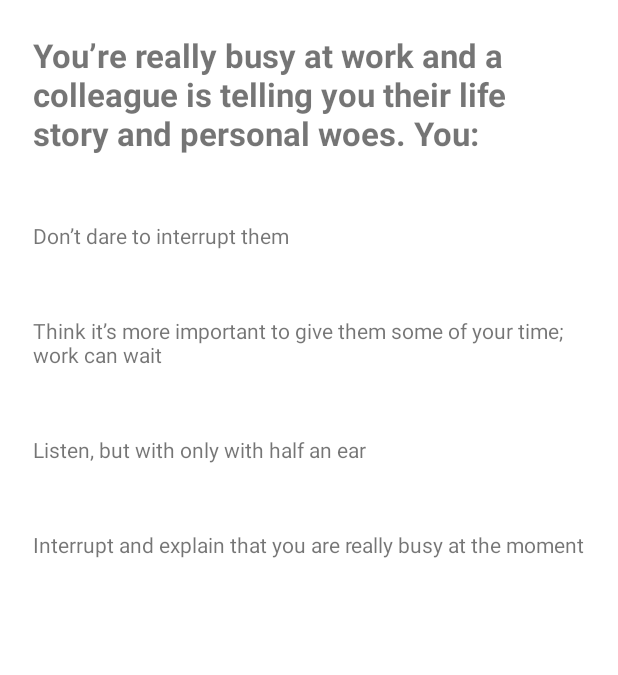
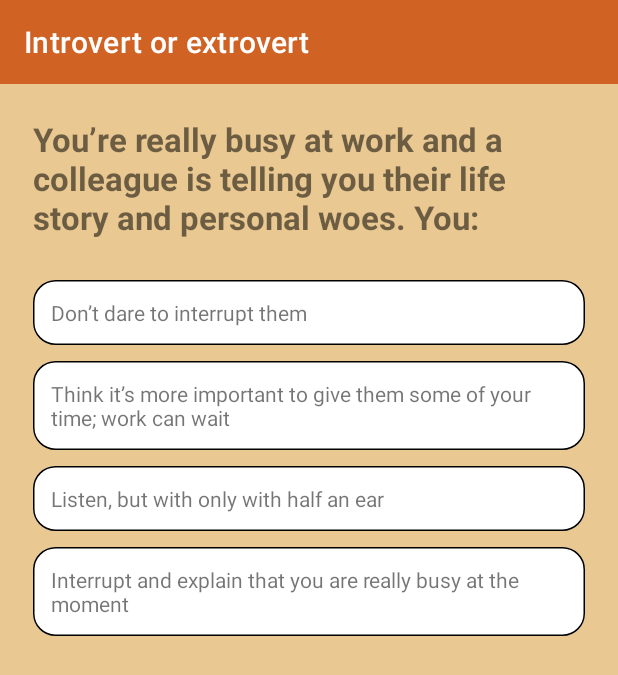
Before and after one commit to razvantmzz/PersonalityTest, an Android app: the screen it shows after launch (MainActivity), after a tap on "Start quiz", on a phone screen of 412 x 824 dp. Shown: the top 675 px of the screen. Run offline under Robolectric (Android 15) with nearby library versions, the phone set to English and light mode, and no system bars.

Commit message:
implemented select answer

```diff
--- a/app/src/main/java/com/razvantmz/personalitytest/models/Answer.kt
+++ b/app/src/main/java/com/razvantmz/personalitytest/models/Answer.kt
@@ -1,7 +1,3 @@
 package com.razvantmz.personalitytest.models
 
-import android.os.Parcelable
-import kotlinx.android.parcel.Parcelize
-
-@Parcelize
-class Answer(val id:Int, val value:String, val isSelected: Boolean = false): Parcelable
+class Answer(val id:Int, val value:String, var isSelected: Boolean = false)
--- a/app/src/main/java/com/razvantmz/personalitytest/models/Question.kt
+++ b/app/src/main/java/com/razvantmz/personalitytest/models/Question.kt
@@ -1,8 +1,3 @@
 package com.razvantmz.personalitytest.models
 
-import android.os.Parcelable
-import kotlinx.android.parcel.Parcelize
-
-@Parcelize
-class Question(val id:Int, val title: String, val answers:List<Answer>): Parcelable {
-}
+class Question(val id:Int, val title: String, val answers:List<Answer>)
--- a/app/src/main/java/com/razvantmz/personalitytest/models/Quiz.kt
+++ b/app/src/main/java/com/razvantmz/personalitytest/models/Quiz.kt
@@ -1,3 +1,3 @@
 package com.razvantmz.personalitytest.models
 
-class Quiz(val id:Int, val questions:List<Question>)
+class Quiz(val id:Int, val title:String, val questions:List<Question>)
--- a/app/src/main/java/com/razvantmz/personalitytest/repository/QuizRepository.kt
+++ b/app/src/main/java/com/razvantmz/personalitytest/repository/QuizRepository.kt
@@ -10,7 +10,7 @@ interface QuizRepository {
 
 class QuizRepositoryImpl : QuizRepository {
     override suspend fun getQuiz(id: Int): Quiz {
-        return Quiz(id, getQuestions())
+        return Quiz(id, "Introvert or extrovert", getQuestions())
     }
 
     private fun getQuestions(): List<Question> {
--- a/app/src/main/java/com/razvantmz/personalitytest/ui/quiz/QuestionFragment.kt
+++ b/app/src/main/java/com/razvantmz/personalitytest/ui/quiz/QuestionFragment.kt
@@ -35,6 +35,7 @@ class QuestionFragment : BaseFragment<FragmentQuestionBinding>() {
     private val listener by lazy {
         object : QuestionAdapterListener {
             override fun onAnswerSelected(item: Answer) {
+                viewModel.selectAnswer(item.id)
             }
         }
     }
--- a/app/src/main/java/com/razvantmz/personalitytest/ui/quiz/QuestionViewHolder.kt
+++ b/app/src/main/java/com/razvantmz/personalitytest/ui/quiz/QuestionViewHolder.kt
@@ -1,9 +1,12 @@
 package com.razvantmz.personalitytest.ui.quiz
 
+import android.content.res.ColorStateList
 import android.graphics.Color
+import android.util.TypedValue
 import android.view.LayoutInflater
 import android.view.ViewGroup
 import androidx.recyclerview.widget.RecyclerView
+import com.google.android.material.shape.MaterialShapeDrawable
 import com.razvantmz.personalitytest.databinding.ItemListQuizAnswerBinding
 import com.razvantmz.personalitytest.models.Answer
 
@@ -12,7 +15,7 @@ interface QuestionViewHolderListener {
 }
 
 class QuestionViewHolder(
-    val binding: ItemListQuizAnswerBinding,
+    private val binding: ItemListQuizAnswerBinding,
     private val listener: QuestionViewHolderListener?
 ) : RecyclerView.ViewHolder(binding.root) {
     var item: Answer? = null
@@ -29,8 +32,18 @@ class QuestionViewHolder(
         this.item = answer
         binding.answer.apply {
             text = answer.value
-            setBackgroundColor(if (answer.isSelected) Color.RED else Color.WHITE)
+            background = getBackground(answer.isSelected)
         }
+    }
+
+    private fun getBackground(isSelected: Boolean): MaterialShapeDrawable {
+        val cornerSize = TypedValue.applyDimension(TypedValue.COMPLEX_UNIT_DIP, 15f, binding.root.context.resources.displayMetrics)
+        val shape = MaterialShapeDrawable()
+        shape.strokeWidth = TypedValue.applyDimension(TypedValue.COMPLEX_UNIT_DIP, 1f, binding.root.context.resources.displayMetrics)
+        shape.strokeColor = ColorStateList.valueOf(Color.BLACK)
+        shape.fillColor = ColorStateList.valueOf((if (isSelected) Color.RED else Color.WHITE))
+        shape.setCornerSize(cornerSize)
+        return shape
     }
 
     companion object {
--- a/app/src/main/java/com/razvantmz/personalitytest/ui/quiz/QuestionViewModel.kt
+++ b/app/src/main/java/com/razvantmz/personalitytest/ui/quiz/QuestionViewModel.kt
@@ -9,7 +9,6 @@ import org.koin.core.qualifier.named
 import org.koin.java.KoinJavaComponent.getKoin
 
 class QuestionViewModel(private val quizId:Int, private val questionId:Int) : ViewModel() {
-
     private val quizData = getKoin().getOrCreateScope(QuizData.scopedId, named(QuizData.scopedName))
         .get<QuizData> { parametersOf(quizId) }
 
@@ -17,4 +16,8 @@ class QuestionViewModel(private val quizId:Int, private val questionId:Int) : Vi
         MutableLiveData<Question>(quizData.getQuestionById(questionId))
     }
     val question: LiveData<Question> = _question
+
+    fun selectAnswer(id: Int) {
+        _question.value = quizData.selectAnswer(questionId, id)
+    }
 }
--- a/app/src/main/java/com/razvantmz/personalitytest/ui/quiz/QuizData.kt
+++ b/app/src/main/java/com/razvantmz/personalitytest/ui/quiz/QuizData.kt
@@ -45,4 +45,12 @@ class QuizData(private val quizId: Int) : KoinComponent, CoroutineScope {
             }
         }
     }
+
+    fun selectAnswer(questionId: Int, answerId: Int): Question? {
+        return getQuestionById(questionId)?.apply {
+            answers.forEach { answer ->
+                answer.isSelected = answer.id == answerId
+            }
+        }
+    }
 }
--- a/app/src/main/java/com/razvantmz/personalitytest/ui/quiz/QuizFragment.kt
+++ b/app/src/main/java/com/razvantmz/personalitytest/ui/quiz/QuizFragment.kt
@@ -25,7 +25,10 @@ class QuizFragment : BaseFragment<FragmentQuizBinding>() {
     override fun setUpObservers() {
         viewModel.quiz.observe(viewLifecycleOwner) {
             val adapter = QuizViewPagerAdapter(requireActivity(), it.id, it.questions)
-            binding?.quizViewPager?.adapter = adapter
+            binding?.apply {
+                quizViewPager.adapter = adapter
+                toolbar.title = it.title
+            }
         }
     }
 }
--- a/app/src/main/res/layout/fragment_question.xml
+++ b/app/src/main/res/layout/fragment_question.xml
@@ -4,6 +4,7 @@
     android:layout_width="match_parent"
     android:layout_height="match_parent"
     xmlns:app="http://schemas.android.com/apk/res-auto"
+    android:background="#E9C891"
     tools:context=".ui.quiz.QuestionFragment">
     <TextView
         android:id="@+id/question_title"
@@ -14,8 +15,7 @@
         android:padding="22dp"
         app:layout_constraintTop_toTopOf="parent"
         app:layout_constraintStart_toStartOf="parent"
-        app:layout_constraintEnd_toEndOf="parent"
-        />
+        app:layout_constraintEnd_toEndOf="parent" />
     <androidx.recyclerview.widget.RecyclerView
         android:id="@+id/questionsRv"
         android:layout_width="0dp"
--- a/app/src/main/res/layout/fragment_quiz.xml
+++ b/app/src/main/res/layout/fragment_quiz.xml
@@ -5,14 +5,22 @@
     android:layout_height="match_parent"
     xmlns:app="http://schemas.android.com/apk/res-auto"
     tools:context=".ui.quiz.QuizFragment">
-
+   <com.google.android.material.appbar.MaterialToolbar
+       android:id="@+id/toolbar"
+       android:layout_width="0dp"
+       android:layout_height="wrap_content"
+       android:background="#D06224"
+       app:titleTextColor="@color/white"
+       app:layout_constraintTop_toTopOf="parent"
+       app:layout_constraintEnd_toEndOf="parent"
+       app:layout_constraintStart_toStartOf="parent" />
    <androidx.viewpager2.widget.ViewPager2
        android:id="@+id/quiz_view_pager"
        android:layout_width="0dp"
        android:layout_height="0dp"
+       app:layout_constraintTop_toBottomOf="@+id/toolbar"
        app:layout_constraintStart_toStartOf="parent"
        app:layout_constraintEnd_toEndOf="parent"
-       app:layout_constraintTop_toTopOf="parent"
        app:layout_constraintBottom_toBottomOf="parent" />
 
 </androidx.constraintlayout.widget.ConstraintLayout>
--- a/app/src/main/res/layout/item_list_quiz_answer.xml
+++ b/app/src/main/res/layout/item_list_quiz_answer.xml
@@ -5,8 +5,8 @@
     android:layout_width="match_parent"
     android:layout_height="wrap_content"
     android:orientation="vertical"
-    android:padding="22dp"
-    android:text="question title"
-    xmlns:app="http://schemas.android.com/apk/res-auto"
+    android:layout_marginHorizontal="22dp"
+    android:layout_marginVertical="5dp"
+    android:padding="12dp"
     tools:context=".ui.quiz.QuizFragment">
 </TextView>
```
